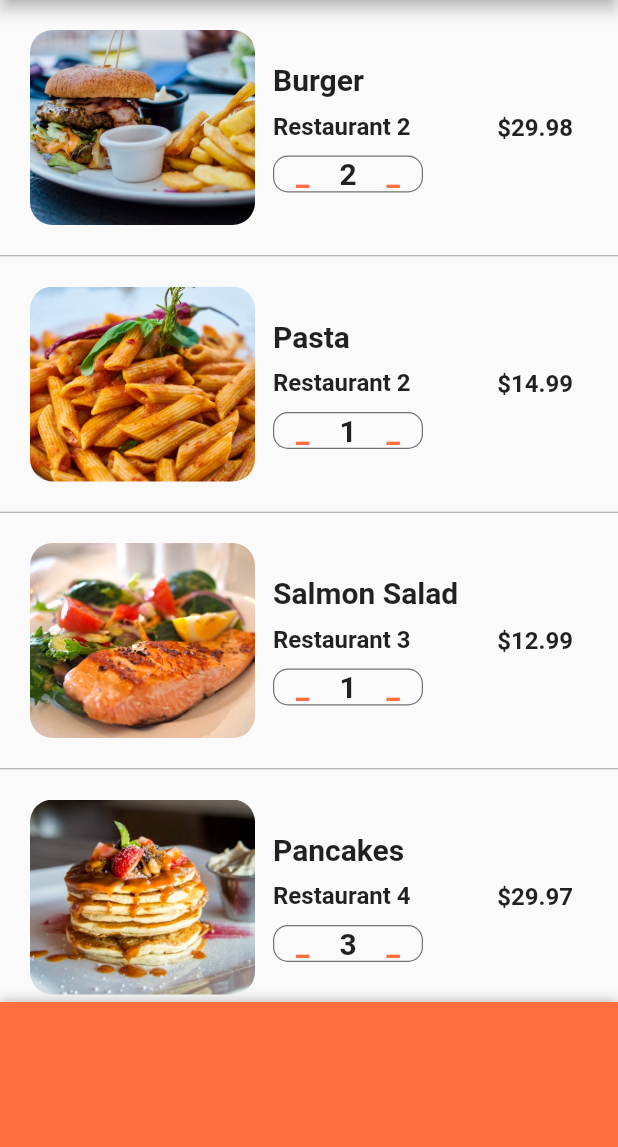
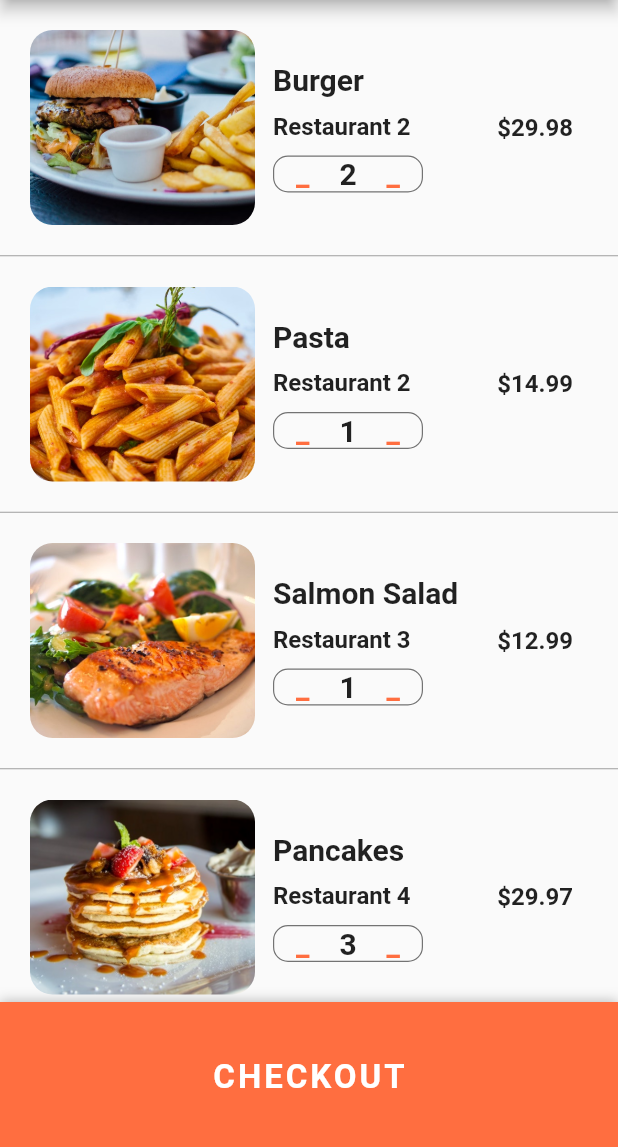
Before and after one commit to alexandrecyano/Food-Delivery-App-UI, a Flutter app: the CartScreen screen opened directly, on a phone screen of 412 x 824 dp, the part 84-1231 px from its top. Run offline on Flutter 3.47's test engine with Material 2 defaults, Android fonts, the phone set to English and light mode, and no system bars.

Commit message:
updated cart screen

```diff
--- a/lib/screens/cart_screen.dart
+++ b/lib/screens/cart_screen.dart
@@ -118,6 +118,9 @@ class _CartScreenState extends State<CartScreen> {
 
   @override
   Widget build(BuildContext context) {
+    double totalPrice = 0;
+    currentUser.cart.forEach(
+        (Order order) => totalPrice += order.quantity * order.food.price);
     return Scaffold(
       appBar: AppBar(
         title: Text('Cart (${currentUser.cart.length})'),
@@ -197,6 +200,20 @@ class _CartScreenState extends State<CartScreen> {
             ),
           ],
         ),
+        child: Center(
+          child: TextButton(
+            child: Text(
+              'CHECKOUT',
+              style: TextStyle(
+                color: Colors.white,
+                fontSize: 22.0,
+                fontWeight: FontWeight.bold,
+                letterSpacing: 2.0,
+              ),
+            ),
+            onPressed: () {},
+          ),
+        ),
       ),
     );
   }
```
